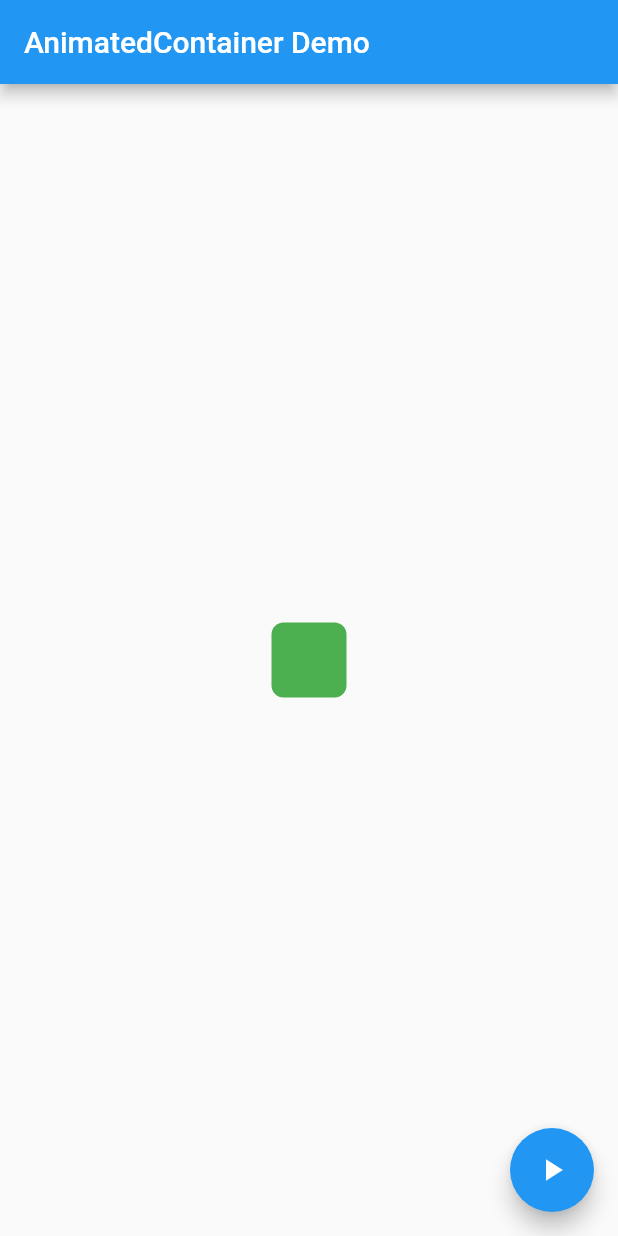
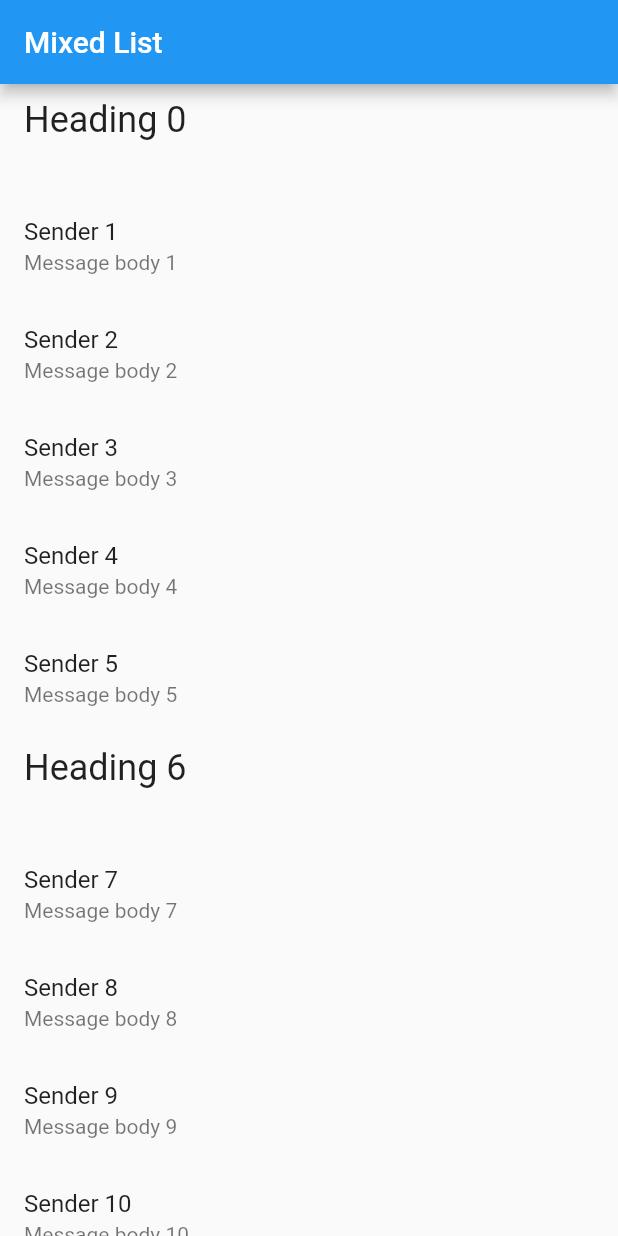
Before and after one commit to Nataliaartini/prog_I, a Flutter app: the screen it shows after launch, on a phone screen of 412 x 824 dp. Run offline on Flutter 3.47's test engine with Material 2 defaults, Android fonts, the phone set to English and light mode, and no system bars.

Commit message:
adiciona lista com 20 itens

```diff
--- a/app/menu/lib/main.dart
+++ b/app/menu/lib/main.dart
@@ -1,74 +1,89 @@
-import 'dart:math';
-
 import 'package:flutter/material.dart';
 
-void main() => runApp(const AnimatedContainerApp());
-
-class AnimatedContainerApp extends StatefulWidget {
-  const AnimatedContainerApp({Key? key}) : super(key: key);
-
-  @override
-  _AnimatedContainerAppState createState() => _AnimatedContainerAppState();
+void main() {
+  runApp(
+    MyApp(
+      items: List<ListItem>.generate(
+        20,
+            (i) => i % 6 == 0
+            ? HeadingItem('Heading $i')
+            : MessageItem('Sender $i', 'Message body $i'),
+      ),
+    ),
+  );
 }
 
-class _AnimatedContainerAppState extends State<AnimatedContainerApp> {
-  // Define the various properties with default values. Update these properties
-  // when the user taps a FloatingActionButton.
-  double _width = 50;
-  double _height = 50;
-  Color _color = Colors.green;
-  BorderRadiusGeometry _borderRadius = BorderRadius.circular(8);
+class MyApp extends StatelessWidget {
+  final List<ListItem> items;
+
+  const MyApp({Key? key, required this.items}) : super(key: key);
 
   @override
   Widget build(BuildContext context) {
+    const title = 'Mixed List';
+
     return MaterialApp(
+      title: title,
       home: Scaffold(
         appBar: AppBar(
-          title: const Text('AnimatedContainer Demo'),
+          title: const Text(title),
         ),
-        body: Center(
-          child: AnimatedContainer(
-            // Use the properties stored in the State class.
-            width: _width,
-            height: _height,
-            decoration: BoxDecoration(
-              color: _color,
-              borderRadius: _borderRadius,
-            ),
-            // Define how long the animation should take.
-            duration: const Duration(seconds: 1),
-            // Provide an optional curve to make the animation feel smoother.
-            curve: Curves.fastOutSlowIn,
-          ),
-        ),
-        floatingActionButton: FloatingActionButton(
-          // When the user taps the button
-          onPressed: () {
-            // Use setState to rebuild the widget with new values.
-            setState(() {
-              // Create a random number generator.
-              final random = Random();
+        body: ListView.builder(
+          // Let the ListView know how many items it needs to build.
+          itemCount: items.length,
+          // Provide a builder function. This is where the magic happens.
+          // Convert each item into a widget based on the type of item it is.
+          itemBuilder: (context, index) {
+            final item = items[index];
 
-              // Generate a random width and height.
-              _width = random.nextInt(300).toDouble();
-              _height = random.nextInt(300).toDouble();
-
-              // Generate a random color.
-              _color = Color.fromRGBO(
-                random.nextInt(256),
-                random.nextInt(256),
-                random.nextInt(256),
-                1,
-              );
-
-              // Generate a random border radius.
-              _borderRadius =
-                  BorderRadius.circular(random.nextInt(100).toDouble());
-            });
+            return ListTile(
+              title: item.buildTitle(context),
+              subtitle: item.buildSubtitle(context),
+            );
           },
-          child: const Icon(Icons.play_arrow),
         ),
       ),
     );
   }
 }
+
+/// The base class for the different types of items the list can contain.
+abstract class ListItem {
+  /// The title line to show in a list item.
+  Widget buildTitle(BuildContext context);
+
+  /// The subtitle line, if any, to show in a list item.
+  Widget buildSubtitle(BuildContext context);
+}
+
+/// A ListItem that contains data to display a heading.
+class HeadingItem implements ListItem {
+  final String heading;
+
+  HeadingItem(this.heading);
+
+  @override
+  Widget buildTitle(BuildContext context) {
+    return Text(
+      heading,
+      style: Theme.of(context).textTheme.headline5,
+    );
+  }
+
+  @override
+  Widget buildSubtitle(BuildContext context) => const SizedBox.shrink();
+}
+
+/// A ListItem that contains data to display a message.
+class MessageItem implements ListItem {
+  final String sender;
+  final String body;
+
+  MessageItem(this.sender, this.body);
+
+  @override
+  Widget buildTitle(BuildContext context) => Text(sender);
+
+  @override
+  Widget buildSubtitle(BuildContext context) => Text(body);
+}
```
